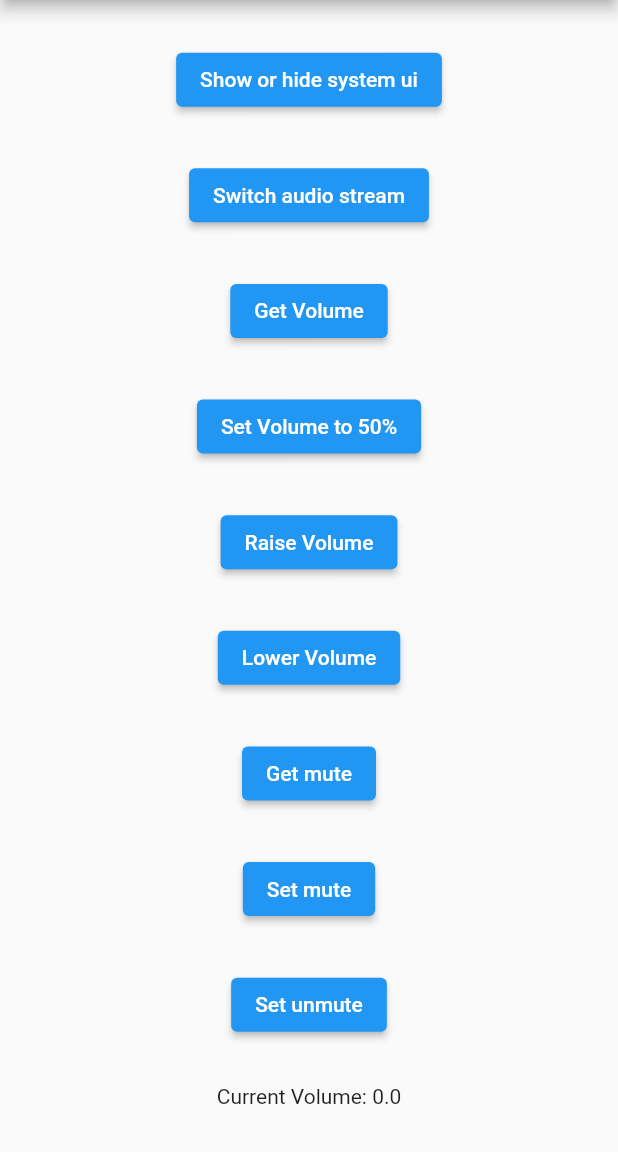
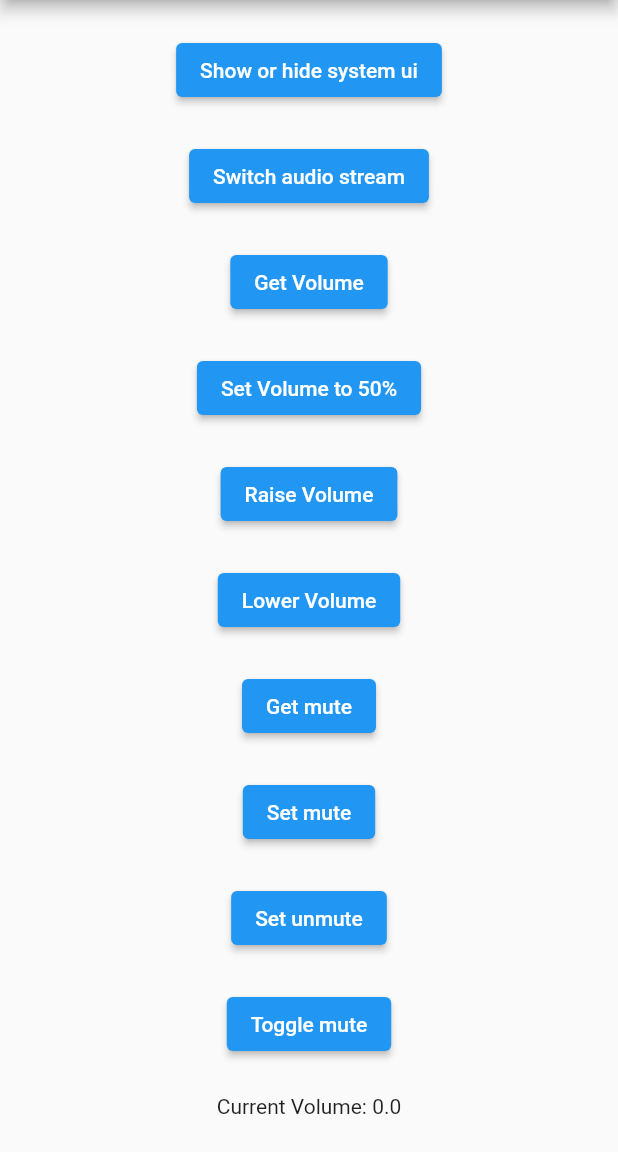
Before and after one commit to yosemiteyss/flutter_volume_controller, a Flutter app: the screen it shows after launch, on a phone screen of 412 x 824 dp, the part 84-1236 px from its top. Run offline on Flutter 3.47's test engine with Material 2 defaults, Android fonts, the light colour scheme and no system bars.

Commit message:
add toggle mute to example

```diff
--- a/example/lib/main.dart
+++ b/example/lib/main.dart
@@ -172,6 +172,14 @@ class _MyAppState extends State<MyApp> {
                 },
               ),
             ),
+            Center(
+              child: ElevatedButton(
+                child: const Text('Toggle mute'),
+                onPressed: () {
+                  FlutterVolumeController.toggleMute(stream: _audioStream);
+                },
+              ),
+            ),
             Text('Current Volume: $_currentVolume'),
           ],
         ),
```
